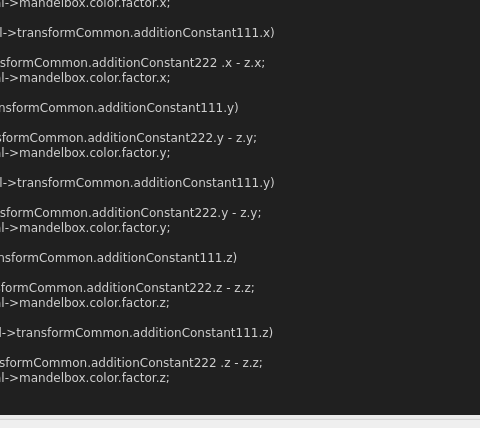
Qt form mandelbulber2/qt_data/fractal_transf_box_fold_XYZ.ui (buddhi1980/mandelbulber2) before a commit; both pictures show x 139 to 619 and y 315 to 743 of the 826 by 868 pixel window.
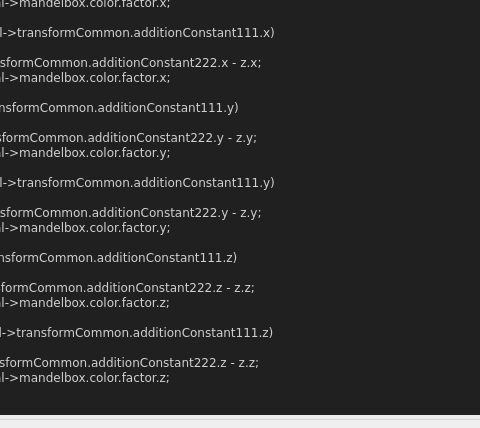
The same form after that commit. Custom widgets are drawn as their Qt base class.

Commit message:
source code format for fractal_formulas.cpp
- now complete code base is refactored!
- also regenerated ui files with populateUiInformation.php
- codeStyleCheck.php is now fully functional and can be used auto
refactor the code base (may be a little slow)

```diff
--- a/mandelbulber2/qt_data/fractal_transf_box_fold_XYZ.ui
+++ b/mandelbulber2/qt_data/fractal_transf_box_fold_XYZ.ui
@@ -442,7 +442,7 @@
   &lt;span style=&quot;color:#d0d0d0&quot;&gt;}&lt;/span&gt;
   &lt;span style=&quot;color:#7ec0ee; font-weight:bold&quot;&gt;else if&lt;/span&gt; &lt;span style=&quot;color:#d0d0d0&quot;&gt;(&lt;/span&gt;z&lt;span style=&quot;color:#d0d0d0&quot;&gt;.&lt;/span&gt;x &lt;span style=&quot;color:#d0d0d0&quot;&gt;&amp;lt; -&lt;/span&gt;fractal&lt;span style=&quot;color:#d0d0d0&quot;&gt;-&amp;gt;&lt;/span&gt;transformCommon&lt;span style=&quot;color:#d0d0d0&quot;&gt;.&lt;/span&gt;additionConstant111&lt;span style=&quot;color:#d0d0d0&quot;&gt;.&lt;/span&gt;x&lt;span style=&quot;color:#d0d0d0&quot;&gt;)&lt;/span&gt;
   &lt;span style=&quot;color:#d0d0d0&quot;&gt;{&lt;/span&gt;
-    z&lt;span style=&quot;color:#d0d0d0&quot;&gt;.&lt;/span&gt;x &lt;span style=&quot;color:#d0d0d0&quot;&gt;= -&lt;/span&gt;fractal&lt;span style=&quot;color:#d0d0d0&quot;&gt;-&amp;gt;&lt;/span&gt;transformCommon&lt;span style=&quot;color:#d0d0d0&quot;&gt;.&lt;/span&gt;additionConstant222 &lt;span style=&quot;color:#d0d0d0&quot;&gt;.&lt;/span&gt;x &lt;span style=&quot;color:#d0d0d0&quot;&gt;-&lt;/span&gt; z&lt;span style=&quot;color:#d0d0d0&quot;&gt;.&lt;/span&gt;x&lt;span style=&quot;color:#d0d0d0&quot;&gt;;&lt;/span&gt;
+    z&lt;span style=&quot;color:#d0d0d0&quot;&gt;.&lt;/span&gt;x &lt;span style=&quot;color:#d0d0d0&quot;&gt;= -&lt;/span&gt;fractal&lt;span style=&quot;color:#d0d0d0&quot;&gt;-&amp;gt;&lt;/span&gt;transformCommon&lt;span style=&quot;color:#d0d0d0&quot;&gt;.&lt;/span&gt;additionConstant222&lt;span style=&quot;color:#d0d0d0&quot;&gt;.&lt;/span&gt;x &lt;span style=&quot;color:#d0d0d0&quot;&gt;-&lt;/span&gt; z&lt;span style=&quot;color:#d0d0d0&quot;&gt;.&lt;/span&gt;x&lt;span style=&quot;color:#d0d0d0&quot;&gt;;&lt;/span&gt;
     aux&lt;span style=&quot;color:#d0d0d0&quot;&gt;.&lt;/span&gt;color &lt;span style=&quot;color:#d0d0d0&quot;&gt;+=&lt;/span&gt; fractal&lt;span style=&quot;color:#d0d0d0&quot;&gt;-&amp;gt;&lt;/span&gt;mandelbox&lt;span style=&quot;color:#d0d0d0&quot;&gt;.&lt;/span&gt;color&lt;span style=&quot;color:#d0d0d0&quot;&gt;.&lt;/span&gt;factor&lt;span style=&quot;color:#d0d0d0&quot;&gt;.&lt;/span&gt;x&lt;span style=&quot;color:#d0d0d0&quot;&gt;;&lt;/span&gt;
   &lt;span style=&quot;color:#d0d0d0&quot;&gt;}&lt;/span&gt;
   &lt;span style=&quot;color:#7ec0ee; font-weight:bold&quot;&gt;if&lt;/span&gt; &lt;span style=&quot;color:#d0d0d0&quot;&gt;(&lt;/span&gt;z&lt;span style=&quot;color:#d0d0d0&quot;&gt;.&lt;/span&gt;y &lt;span style=&quot;color:#d0d0d0&quot;&gt;&amp;gt;&lt;/span&gt; fractal&lt;span style=&quot;color:#d0d0d0&quot;&gt;-&amp;gt;&lt;/span&gt;transformCommon&lt;span style=&quot;color:#d0d0d0&quot;&gt;.&lt;/span&gt;additionConstant111&lt;span style=&quot;color:#d0d0d0&quot;&gt;.&lt;/span&gt;y&lt;span style=&quot;color:#d0d0d0&quot;&gt;)&lt;/span&gt;
@@ -462,7 +462,7 @@
   &lt;span style=&quot;color:#d0d0d0&quot;&gt;}&lt;/span&gt;
   &lt;span style=&quot;color:#7ec0ee; font-weight:bold&quot;&gt;else if&lt;/span&gt; &lt;span style=&quot;color:#d0d0d0&quot;&gt;(&lt;/span&gt;z&lt;span style=&quot;color:#d0d0d0&quot;&gt;.&lt;/span&gt;z &lt;span style=&quot;color:#d0d0d0&quot;&gt;&amp;lt; -&lt;/span&gt;fractal&lt;span style=&quot;color:#d0d0d0&quot;&gt;-&amp;gt;&lt;/span&gt;transformCommon&lt;span style=&quot;color:#d0d0d0&quot;&gt;.&lt;/span&gt;additionConstant111&lt;span style=&quot;color:#d0d0d0&quot;&gt;.&lt;/span&gt;z&lt;span style=&quot;color:#d0d0d0&quot;&gt;)&lt;/span&gt;
   &lt;span style=&quot;color:#d0d0d0&quot;&gt;{&lt;/span&gt;
-    z&lt;span style=&quot;color:#d0d0d0&quot;&gt;.&lt;/span&gt;z &lt;span style=&quot;color:#d0d0d0&quot;&gt;= -&lt;/span&gt;fractal&lt;span style=&quot;color:#d0d0d0&quot;&gt;-&amp;gt;&lt;/span&gt;transformCommon&lt;span style=&quot;color:#d0d0d0&quot;&gt;.&lt;/span&gt;additionConstant222 &lt;span style=&quot;color:#d0d0d0&quot;&gt;.&lt;/span&gt;z &lt;span style=&quot;color:#d0d0d0&quot;&gt;-&lt;/span&gt; z&lt;span style=&quot;color:#d0d0d0&quot;&gt;.&lt;/span&gt;z&lt;span style=&quot;color:#d0d0d0&quot;&gt;;&lt;/span&gt;
+    z&lt;span style=&quot;color:#d0d0d0&quot;&gt;.&lt;/span&gt;z &lt;span style=&quot;color:#d0d0d0&quot;&gt;= -&lt;/span&gt;fractal&lt;span style=&quot;color:#d0d0d0&quot;&gt;-&amp;gt;&lt;/span&gt;transformCommon&lt;span style=&quot;color:#d0d0d0&quot;&gt;.&lt;/span&gt;additionConstant222&lt;span style=&quot;color:#d0d0d0&quot;&gt;.&lt;/span&gt;z &lt;span style=&quot;color:#d0d0d0&quot;&gt;-&lt;/span&gt; z&lt;span style=&quot;color:#d0d0d0&quot;&gt;.&lt;/span&gt;z&lt;span style=&quot;color:#d0d0d0&quot;&gt;;&lt;/span&gt;
     aux&lt;span style=&quot;color:#d0d0d0&quot;&gt;.&lt;/span&gt;color &lt;span style=&quot;color:#d0d0d0&quot;&gt;+=&lt;/span&gt; fractal&lt;span style=&quot;color:#d0d0d0&quot;&gt;-&amp;gt;&lt;/span&gt;mandelbox&lt;span style=&quot;color:#d0d0d0&quot;&gt;.&lt;/span&gt;color&lt;span style=&quot;color:#d0d0d0&quot;&gt;.&lt;/span&gt;factor&lt;span style=&quot;color:#d0d0d0&quot;&gt;.&lt;/span&gt;z&lt;span style=&quot;color:#d0d0d0&quot;&gt;;&lt;/span&gt;
   &lt;span style=&quot;color:#d0d0d0&quot;&gt;}&lt;/span&gt;
 &lt;span style=&quot;color:#d0d0d0&quot;&gt;}&lt;/span&gt;
```
The commit also changes 101 other files.
